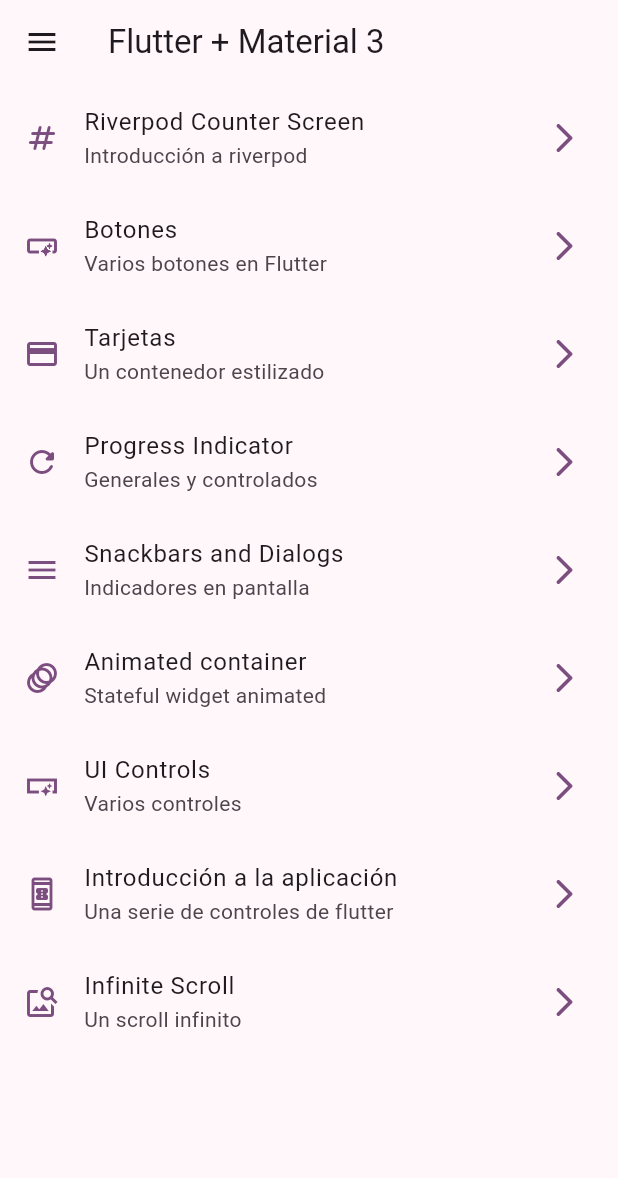
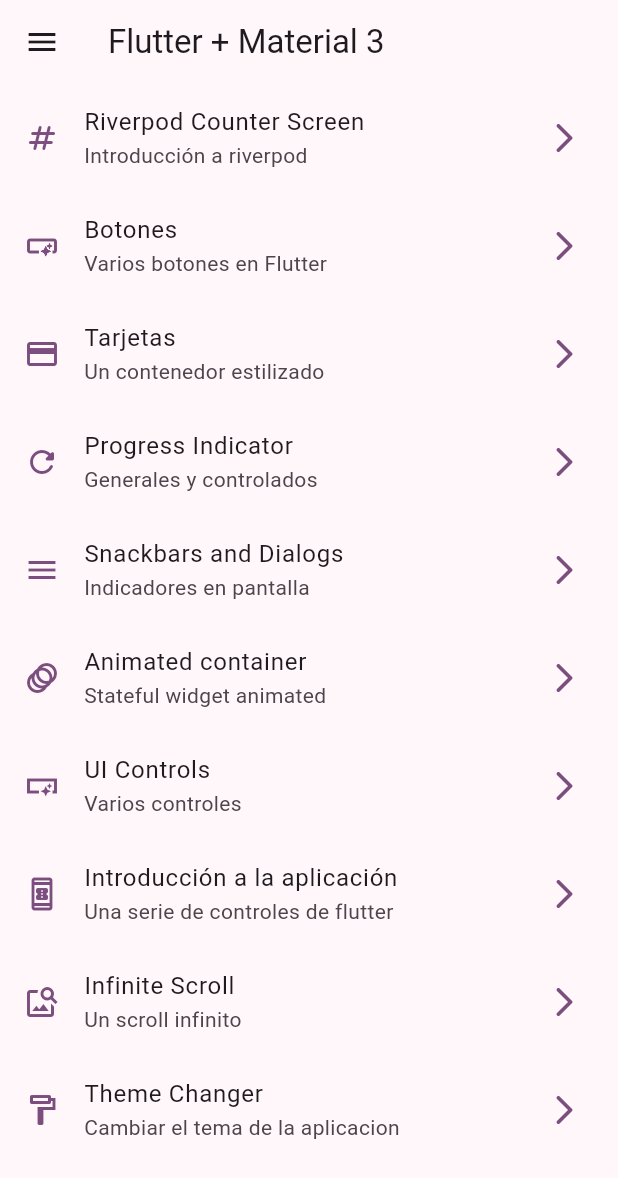
Before and after one commit to xiillii/FlutterMobileUdemy, a Flutter app: the screen it shows after launch, on a phone screen of 412 x 824 dp. Shown: the top 1178 px of the screen. Run offline on Flutter 3.47's test engine with Material 2 defaults, Android fonts, the phone set to English and light mode, and no system bars; our stand-ins replace animate_do, dio, flutter_riverpod, go_router, video_player.

Commit message:
Widgets App: Pantalla para cambiar el color de la aplidacion

```diff
--- a/Sec009/widgets_app/lib/config/menu/menu_item.dart
+++ b/Sec009/widgets_app/lib/config/menu/menu_item.dart
@@ -59,4 +59,9 @@ const appMenuItems = <MenuItem>[
       subTitle: 'Un scroll infinito',
       link: '/infinite',
       icon: Icons.image_search_outlined),
+  MenuItem(
+      title: 'Theme Changer',
+      subTitle: 'Cambiar el tema de la aplicacion',
+      link: '/theme-changer',
+      icon: Icons.format_paint_outlined),
 ];
--- a/Sec009/widgets_app/lib/config/router/app_router.dart
+++ b/Sec009/widgets_app/lib/config/router/app_router.dart
@@ -55,5 +55,10 @@ final appRouter = GoRouter(
       name: CounterScreen.name,
       builder: (context, state) => const CounterScreen(),
     ),
+    GoRoute(
+      path: '/theme-changer',
+      name: ThemeChangerScreen.name,
+      builder: (context, state) => const ThemeChangerScreen(),
+    ),
   ],
 );
--- a/Sec009/widgets_app/lib/presentation/providers/theme_provider.dart
+++ b/Sec009/widgets_app/lib/presentation/providers/theme_provider.dart
@@ -1,3 +1,5 @@
 import 'package:flutter_riverpod/flutter_riverpod.dart';
+import 'package:widgets_app/config/theme/app_theme.dart';
 
 final isDarkModeProvider = StateProvider((ref) => false);
+final colorListProvider = Provider((ref) => colorList);
--- a/Sec009/widgets_app/lib/presentation/screens/screens.dart
+++ b/Sec009/widgets_app/lib/presentation/screens/screens.dart
@@ -1,3 +1,5 @@
+export 'package:widgets_app/presentation/screens/theme_changer/theme_changer_screen.dart';
+
 export 'package:widgets_app/presentation/screens/counter/counter_screen.dart';
 
 export 'package:widgets_app/presentation/screens/animated/animated_screen.dart';
```
Also changed, not shown: Sec009/widgets_app/lib/presentation/screens/theme_changer/theme_changer_screen.dart (added, +60 -0 lines).
